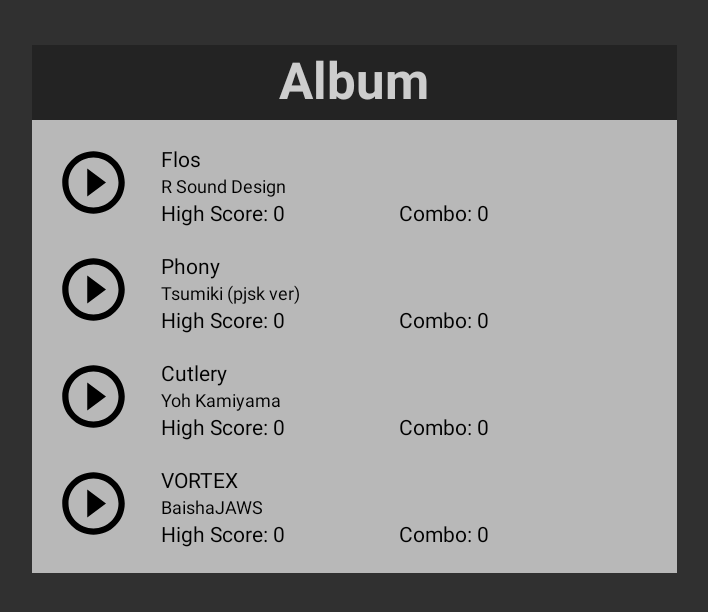
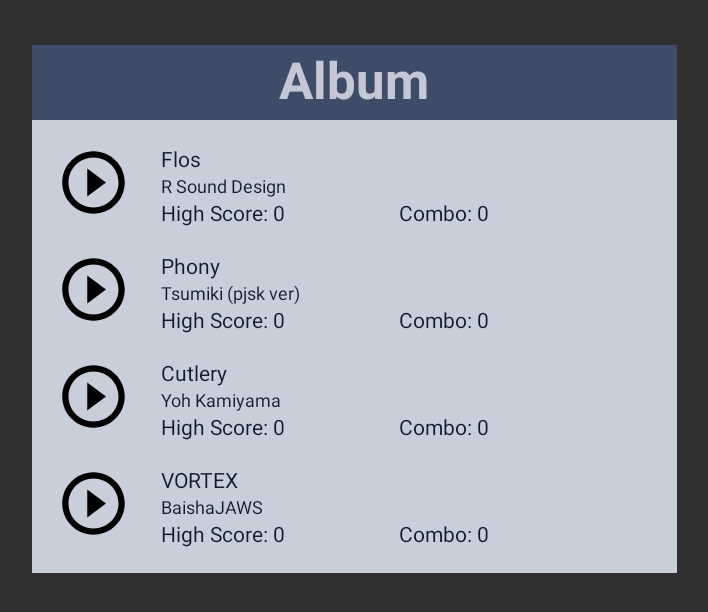
Before and after one commit to EvaWu0126/RhythmGame2024, an Android app: the screen it shows after launch (MainActivity), on a phone screen of 824 x 412 dp (held sideways). Shown: the top 612 px of the screen, without its empty margins (259-967 px from the left). Run offline under Robolectric (Android 15) with nearby library versions, the phone set to English and light mode, and no system bars.

Commit message:
changed color again cuz idk what to do

```diff
--- a/app/src/main/res/layout/activity_main.xml
+++ b/app/src/main/res/layout/activity_main.xml
@@ -11,10 +11,10 @@
         android:layout_width="430dp"
         android:layout_height="50dp"
         android:layout_marginTop="60dp"
-        android:background="#232323"
+        android:background="#3E4C67"
         android:text="Album"
         android:textAlignment="center"
-        android:textColor="#CDCDCD"
+        android:textColor="#C4C7D6"
         android:textSize="34sp"
         android:textStyle="bold"
         app:layout_constraintBottom_toTopOf="@+id/recyclerView_main_songList"
@@ -28,7 +28,7 @@
         android:layout_width="430dp"
         android:layout_height="302dp"
         android:layout_marginBottom="60dp"
-        android:background="#B8B8B8"
+        android:background="#C8CEDA"
         app:layout_constraintBottom_toBottomOf="parent"
         app:layout_constraintEnd_toStartOf="@+id/guideline2"
         app:layout_constraintHorizontal_bias="0.476"
--- a/app/src/main/res/layout/item_song.xml
+++ b/app/src/main/res/layout/item_song.xml
@@ -23,7 +23,7 @@
         android:layout_marginStart="20dp"
         android:layout_marginTop="16dp"
         android:text="Song Name"
-        android:textColor="#000000"
+        android:textColor="#0E1C32"
         app:layout_constraintStart_toEndOf="@+id/imageView_songItem_play"
         app:layout_constraintTop_toTopOf="parent" />
 
@@ -33,7 +33,7 @@
         android:layout_height="wrap_content"
         android:layout_marginStart="20dp"
         android:text="author's name"
-        android:textColor="#000000"
+        android:textColor="#0E1C32"
         android:textSize="12sp"
         app:layout_constraintStart_toEndOf="@+id/imageView_songItem_play"
         app:layout_constraintTop_toBottomOf="@+id/textView_songItem_songName" />
@@ -44,7 +44,7 @@
         android:layout_height="wrap_content"
         android:layout_marginStart="20dp"
         android:text="HighScore"
-        android:textColor="#000000"
+        android:textColor="#0E1C32"
         app:layout_constraintBottom_toBottomOf="parent"
         app:layout_constraintStart_toEndOf="@+id/imageView_songItem_play"
         app:layout_constraintTop_toBottomOf="@+id/textView_songItem_authorName" />
@@ -55,7 +55,7 @@
         android:layout_height="wrap_content"
         android:layout_marginStart="76dp"
         android:text="Combo"
-        android:textColor="#000000"
+        android:textColor="#0E1C32"
         app:layout_constraintBottom_toBottomOf="parent"
         app:layout_constraintStart_toEndOf="@+id/textView_songItem_highScore" />
 </androidx.constraintlayout.widget.ConstraintLayout>
```
